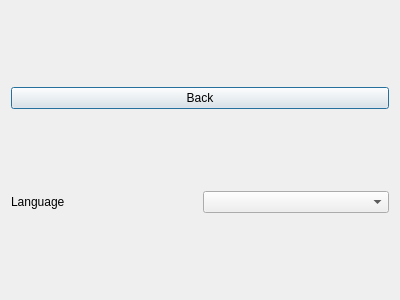
Before: the Qt Designer form settingsdialog.ui in lmnp/TexasHoldemManager, drawn with Qt 5.
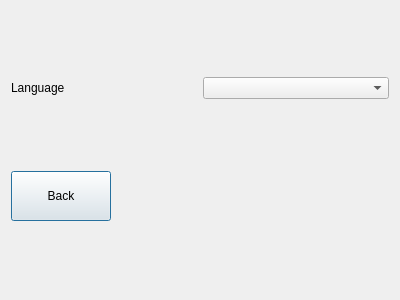
After: the same form once the commit is applied.

Commit message: Changed a few button options. Could have been put off

Diff of the .ui file:
```diff
--- a/settingsdialog.ui
+++ b/settingsdialog.ui
@@ -14,13 +14,6 @@
    <string>Dialog</string>
   </property>
   <layout class="QVBoxLayout" name="verticalLayout">
-   <item>
-    <widget class="QPushButton" name="pb_back">
-     <property name="text">
-      <string>Back</string>
-     </property>
-    </widget>
-   </item>
    <item>
     <layout class="QHBoxLayout" name="horizontalLayout">
      <item>
@@ -38,6 +31,19 @@
      </item>
     </layout>
    </item>
+   <item>
+    <widget class="QPushButton" name="pb_back">
+     <property name="maximumSize">
+      <size>
+       <width>100</width>
+       <height>50</height>
+      </size>
+     </property>
+     <property name="text">
+      <string>Back</string>
+     </property>
+    </widget>
+   </item>
   </layout>
  </widget>
  <resources/>
```
The commit also changes 3 other files.
